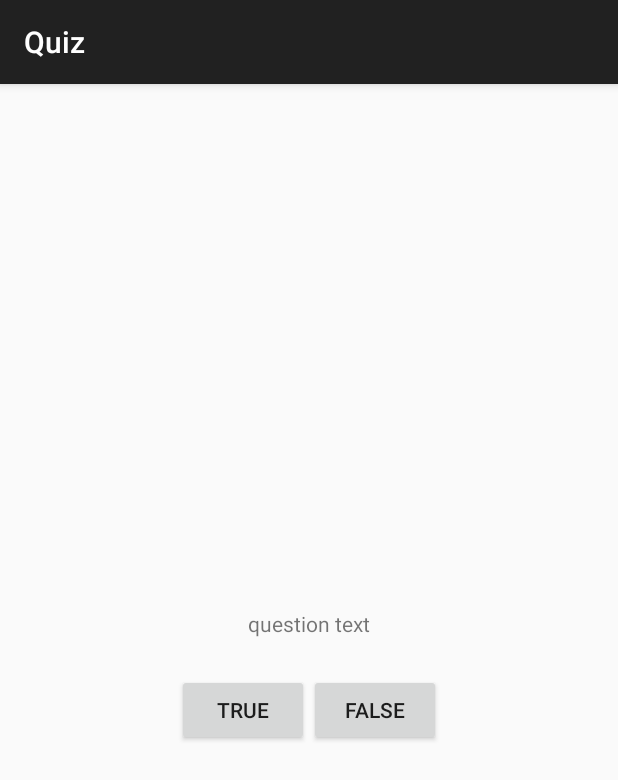
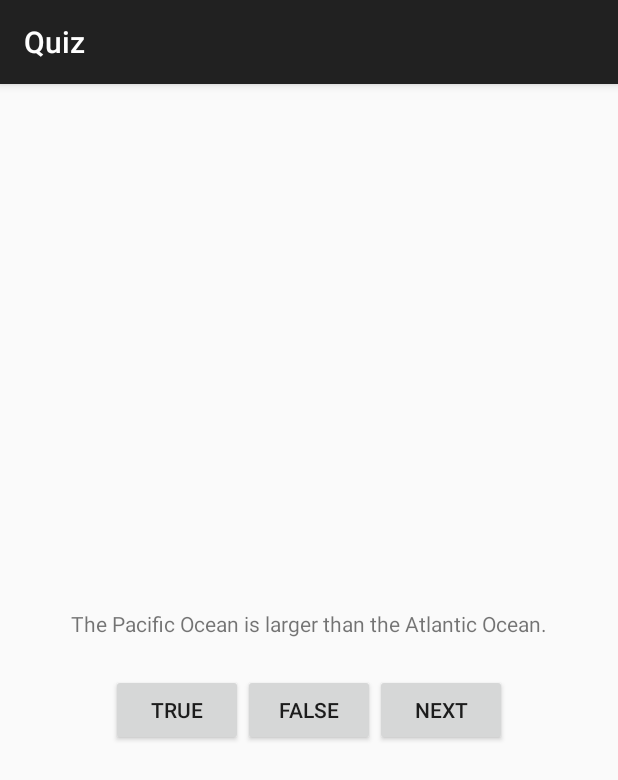
Before and after one commit to acprimer/Android-The-Big-Nerd-Ranch-Guide, an Android app: the QuizActivity screen opened directly, with no data from a screen before it, on a phone screen of 412 x 824 dp. Shown: the top 780 px of the screen. Run offline under Robolectric (Android 15) with nearby library versions, the phone set to English and light mode, and no system bars.

Commit message:
Chapter 2

```diff
--- a/app/src/main/java/cn/edu/buaa/yaodh/android_the_big_nerd_ranch_guide/geo_quiz/QuizActivity.java
+++ b/app/src/main/java/cn/edu/buaa/yaodh/android_the_big_nerd_ranch_guide/geo_quiz/QuizActivity.java
@@ -6,6 +6,7 @@ import android.view.Menu;
 import android.view.MenuItem;
 import android.view.View;
 import android.widget.Button;
+import android.widget.TextView;
 import android.widget.Toast;
 
 import cn.edu.buaa.yaodh.android_the_big_nerd_ranch_guide.R;
@@ -13,25 +14,74 @@ import cn.edu.buaa.yaodh.android_the_big_nerd_ranch_guide.R;
 public class QuizActivity extends ActionBarActivity {
     private Button mTrueButton;
     private Button mFalseButton;
+    private Button mNextButton;
+    private TextView mQuestTextView;
+
+    private TrueFalse[] mQuestionBank = new TrueFalse[]{
+            new TrueFalse(R.string.question_oceans, true),
+            new TrueFalse(R.string.question_mideast, false),
+            new TrueFalse(R.string.question_africa, false),
+            new TrueFalse(R.string.question_americas, true),
+            new TrueFalse(R.string.question_asia, true),
+    };
+    private int mCurrentIndex = 0;
 
     @Override
     protected void onCreate(Bundle savedInstanceState) {
         super.onCreate(savedInstanceState);
         setContentView(R.layout.activity_quiz);
 
+        mQuestTextView = (TextView) findViewById(R.id.quest_text_view);
+        updateQuestion();
+        mQuestTextView.setOnClickListener(new View.OnClickListener() {
+            @Override
+            public void onClick(View v) {
+                mCurrentIndex = (mCurrentIndex+1) % mQuestionBank.length;
+                updateQuestion();
+            }
+        });
+
         mTrueButton = (Button) findViewById(R.id.btn_true);
-        mFalseButton = (Button) findViewById(R.id.btn_false);
         mTrueButton.setOnClickListener(new View.OnClickListener() {
             @Override
             public void onClick(View v) {
-                Toast.makeText(QuizActivity.this, R.string.correct_toast, Toast.LENGTH_SHORT).show();
+                checkAnswer(true);
             }
         });
+
+        mFalseButton = (Button) findViewById(R.id.btn_false);
         mFalseButton.setOnClickListener(new View.OnClickListener() {
             @Override
             public void onClick(View v) {
-                Toast.makeText(QuizActivity.this, R.string.incorrect_toast, Toast.LENGTH_SHORT).show();
+                checkAnswer(false);
+            }
+        });
+
+        mNextButton = (Button) findViewById(R.id.btn_next);
+        mNextButton.setOnClickListener(new View.OnClickListener() {
+            @Override
+            public void onClick(View v) {
+                mCurrentIndex = (mCurrentIndex+1) % mQuestionBank.length;
+                updateQuestion();
             }
         });
     }
+
+    private void updateQuestion() {
+        int question = mQuestionBank[mCurrentIndex].getQuestion();
+        mQuestTextView.setText(question);
+    }
+
+    private void checkAnswer(boolean userPressedTrue) {
+        boolean answerIsTrue = mQuestionBank[mCurrentIndex].isTrueQuestion();
+
+        int messageResId = 0;
+
+        if(userPressedTrue == answerIsTrue) {
+            messageResId = R.string.correct_toast;
+        } else {
+            messageResId = R.string.incorrect_toast;
+        }
+        Toast.makeText(QuizActivity.this, messageResId, Toast.LENGTH_SHORT).show();
+    }
 }
--- /dev/null
+++ b/app/src/main/java/cn/edu/buaa/yaodh/android_the_big_nerd_ranch_guide/geo_quiz/TrueFalse.java
@@ -0,0 +1,30 @@
+package cn.edu.buaa.yaodh.android_the_big_nerd_ranch_guide.geo_quiz;
+
+/**
+ * Created by yaodh on 2014/12/14.
+ */
+public class TrueFalse {
+    private int mQuestion;
+    private boolean mTrueQuestion;
+
+    public TrueFalse(int question, boolean trueQuestion){
+        mQuestion = question;
+        mTrueQuestion = trueQuestion;
+    }
+
+    public boolean isTrueQuestion() {
+        return mTrueQuestion;
+    }
+
+    public int getQuestion() {
+        return mQuestion;
+    }
+
+    public void setQuestion(int mQuestion) {
+        this.mQuestion = mQuestion;
+    }
+
+    public void setTrueQuestion(boolean mTrueQuestion) {
+        this.mTrueQuestion = mTrueQuestion;
+    }
+}
--- a/app/src/main/res/layout/activity_quiz.xml
+++ b/app/src/main/res/layout/activity_quiz.xml
@@ -5,10 +5,10 @@
     android:orientation="vertical">
 
     <TextView
+        android:id="@+id/quest_text_view"
         android:layout_width="wrap_content"
         android:layout_height="wrap_content"
-        android:padding="24dp"
-        android:text="@string/question_text"/>
+        android:padding="24dp" />
 
     <LinearLayout
         android:layout_width="wrap_content"
@@ -24,5 +24,10 @@
             android:layout_width="wrap_content"
             android:layout_height="wrap_content"
             android:text="@string/false_button"/>
+        <Button
+            android:id="@+id/btn_next"
+            android:layout_width="wrap_content"
+            android:layout_height="wrap_content"
+            android:text="@string/next_button"/>
         </LinearLayout>
 </LinearLayout>
--- a/app/src/main/res/values/strings.xml
+++ b/app/src/main/res/values/strings.xml
@@ -9,10 +9,17 @@
     </string-array>
 
     <string name="title_activity_quiz">Quiz</string>
-    <string name="question_text">question text</string>
     <string name="true_button">True</string>
     <string name="false_button">False</string>
     <string name="correct_toast">Correct!</string>
     <string name="incorrect_toast">Incorrect!</string>
+    <string name="next_button">Next</string>
+
+    <!--question description-->
+    <string name="question_oceans">The Pacific Ocean is larger than the Atlantic Ocean.</string>
+    <string name="question_mideast">The Suez Canal connects the Red Sea and the Indian Ocean.</string>
+    <string name="question_africa">The source of the Nile River is in Egygt.</string>
+    <string name="question_americas">The amazon River is the longest river in the Americas.</string>
+    <string name="question_asia">Lake Baikal is the world\'s oldest and deepest freshwater lake.</string>
 
 </resources>
```
